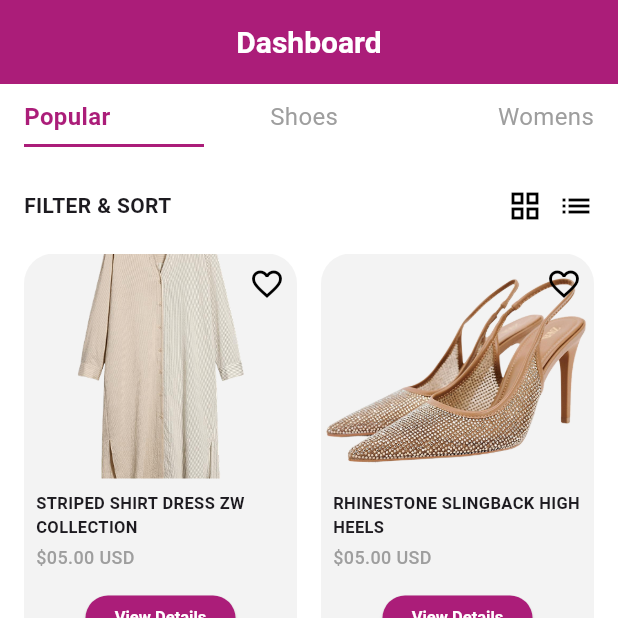
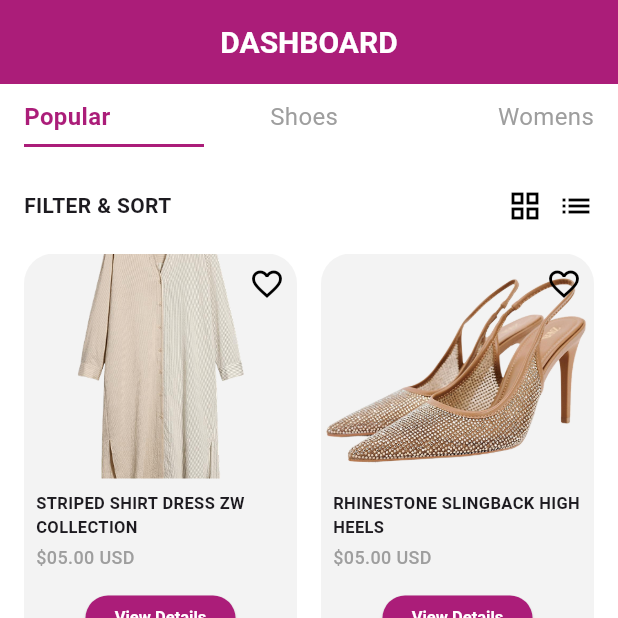
Before and after one commit to apekshaaw/RentMyFit, a Flutter app: the DashboardView screen opened directly, on a phone screen of 412 x 824 dp, the top half of it. Run offline on Flutter 3.47's test engine with Material 3 defaults, Android fonts, the phone set to English and light mode, and no system bars; Roboto replaces fonts that are missing (AncizarSans, IntroRust).

Commit message:
dashboard changes

```diff
--- a/lib/app.dart
+++ b/lib/app.dart
@@ -1,6 +1,6 @@
 import 'package:flutter/material.dart';
 import 'package:rent_my_fit/theme/theme.dart';
-import 'package:rent_my_fit/view/dashboard_view.dart';
+import 'package:rent_my_fit/view/splash_view.dart';
 
 class App extends StatelessWidget {
   const App({super.key});
@@ -9,7 +9,7 @@ class App extends StatelessWidget {
   Widget build(BuildContext context) {
     return MaterialApp(
       debugShowCheckedModeBanner: false,
-      home: const DashboardView(),
+      home: const SplashView(),
       theme: getApplicationTheme(),
     );
   }
--- a/lib/view/dashboard_view.dart
+++ b/lib/view/dashboard_view.dart
@@ -20,7 +20,7 @@ class _DashboardViewState extends State<DashboardView> {
 
     return Scaffold(
       appBar: AppBar(
-        title: const Text('Dashboard'),
+        title: const Text('DASHBOARD'),
         backgroundColor: const Color(0xFFab1d79),
         centerTitle: true,
         automaticallyImplyLeading: false,
@@ -76,6 +76,7 @@ class _DashboardViewState extends State<DashboardView> {
       child: Column(
         crossAxisAlignment: CrossAxisAlignment.start,
         children: [
+          // Tabs
           Row(
             mainAxisAlignment: MainAxisAlignment.spaceBetween,
             children: const [
@@ -93,6 +94,8 @@ class _DashboardViewState extends State<DashboardView> {
           ),
           const Divider(color: Color(0xFFab1d79), thickness: 2, endIndent: 260),
           const SizedBox(height: 20),
+
+          // Filter & Sort
           Row(
             mainAxisAlignment: MainAxisAlignment.spaceBetween,
             children: const [
@@ -110,34 +113,48 @@ class _DashboardViewState extends State<DashboardView> {
             ],
           ),
           const SizedBox(height: 20),
+
+          // Grid Products
           Expanded(
-            child: GridView.count(
-              crossAxisCount: 2,
-              crossAxisSpacing: 16,
-              mainAxisSpacing: 16,
-              childAspectRatio: 0.65,
-              children: [
-                _buildProductCard(
-                  'Striped Shirt Dress ZW Collection',
-                  '\$05.00 USD',
-                  'assets/images/dress.png',
-                ),
-                _buildProductCard(
-                  'Rhinestone Slingback High Heels',
-                  '\$05.00 USD',
-                  'assets/images/heels.png',
-                ),
-                _buildProductCard(
-                  'Laila Medium Signature Logo Satchel',
-                  '\$20.00 USD',
-                  'assets/images/bag.png',
-                ),
-                _buildProductCard(
-                  'DiorCannage R1U',
-                  '\$30.00 USD',
-                  'assets/images/sunglasses.png',
-                ),
-              ],
+            child: LayoutBuilder(
+              builder: (context, constraints) {
+                return GridView.builder(
+                  gridDelegate: SliverGridDelegateWithMaxCrossAxisExtent(
+                    maxCrossAxisExtent: 220,
+                    mainAxisSpacing: 16,
+                    crossAxisSpacing: 16,
+                    childAspectRatio: 0.65,
+                  ),
+                  itemCount: 4,
+                  itemBuilder: (context, index) {
+                    final items = [
+                      {
+                        "title": "Striped Shirt Dress ZW Collection",
+                        "price": "\$05.00 USD",
+                        "image": "assets/images/dress.png"
+                      },
+                      {
+                        "title": "Rhinestone Slingback High Heels",
+                        "price": "\$05.00 USD",
+                        "image": "assets/images/heels.png"
+                      },
+                      {
+                        "title": "Laila Medium Signature Logo Satchel",
+                        "price": "\$20.00 USD",
+                        "image": "assets/images/bag.png"
+                      },
+                      {
+                        "title": "DiorCannage R1U",
+                        "price": "\$30.00 USD",
+                        "image": "assets/images/sunglasses.png"
+                      },
+                    ];
+                    final item = items[index];
+                    return _buildProductCard(
+                        item["title"]!, item["price"]!, item["image"]!);
+                  },
+                );
+              },
             ),
           ),
         ],
```
